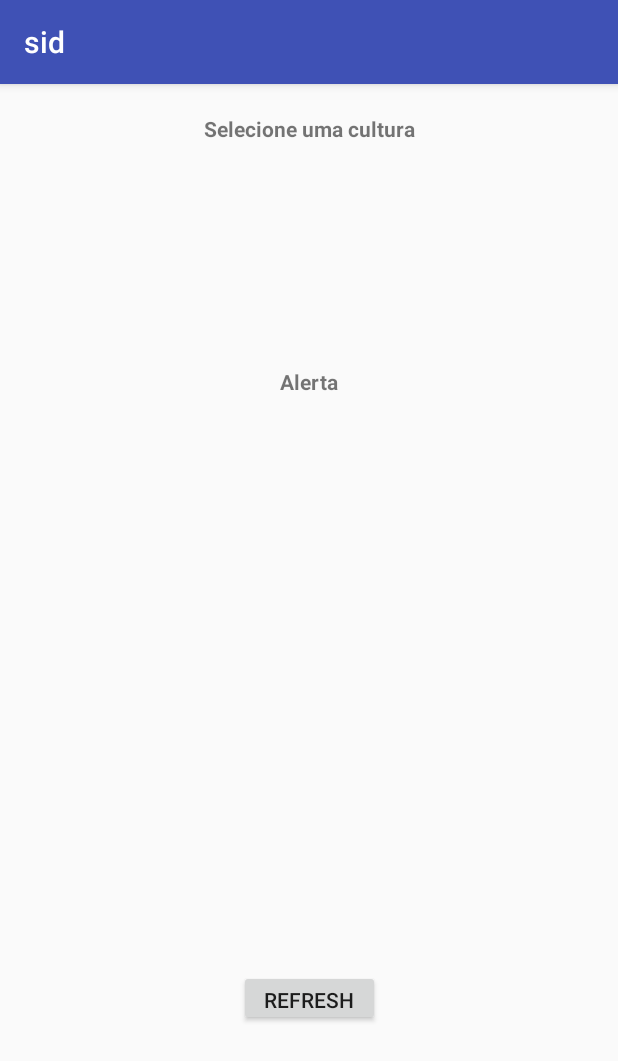
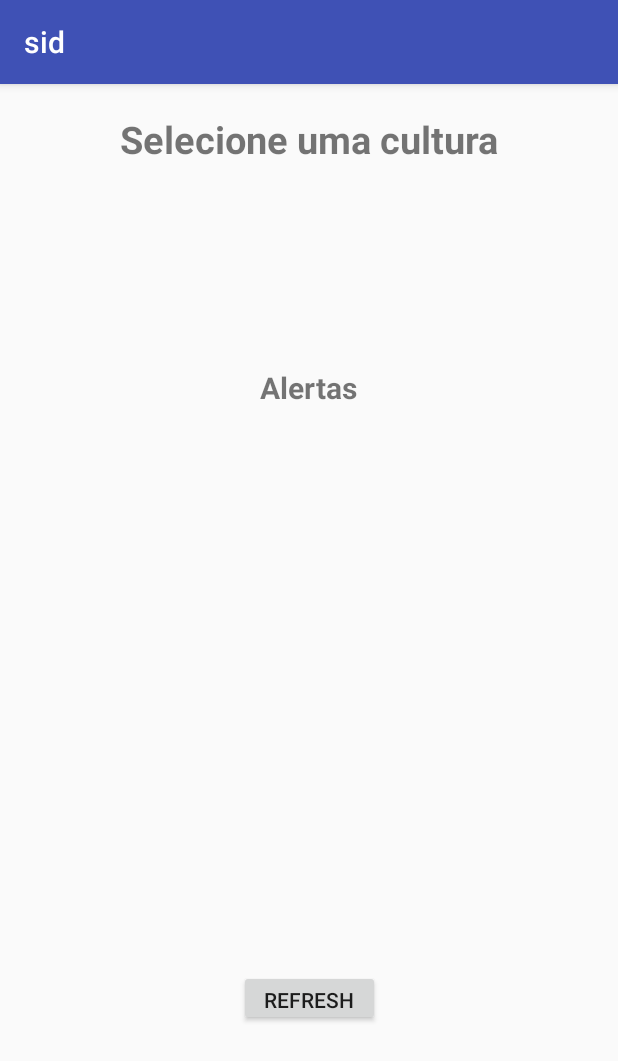
Before and after one commit to bjngs-iscteiul/android, an Android app: the AlertasActivity screen opened directly, with no data from a screen before it, on a phone screen of 412 x 824 dp. Shown: the top 1061 px of the screen. Run offline under Robolectric (Android 15) with nearby library versions, the phone set to English and light mode, and no system bars.

```diff
--- a/app/src/main/res/layout/activity_alertas.xml
+++ b/app/src/main/res/layout/activity_alertas.xml
@@ -18,6 +18,7 @@
         android:layout_marginTop="8dp"
         android:text="Selecione uma cultura"
         android:textStyle="bold"
+        android:textSize="25dp"
         app:layout_constraintBottom_toBottomOf="parent"
         app:layout_constraintEnd_toEndOf="parent"
         app:layout_constraintHorizontal_bias="0.502"
@@ -42,12 +43,6 @@
         app:layout_constraintTop_toTopOf="parent"
         app:layout_constraintVertical_bias="0.493">
 
-        <HorizontalScrollView
-            android:layout_width="match_parent"
-            android:layout_height="wrap_content"
-            tools:layout_editor_absoluteX="8dp"
-            tools:layout_editor_absoluteY="9dp">
-
             <LinearLayout
                 android:layout_width="match_parent"
                 android:layout_height="match_parent"
@@ -69,14 +64,15 @@
                             android:layout_height="wrap_content"
                             android:gravity="center"
                             android:padding="16dp"
-                            android:text="Alerta"
+                            android:text="Alertas"
                             android:textStyle="bold"
+                            android:textSize="20dp"
                             tools:layout_editor_absoluteX="190dp"
                             tools:layout_editor_absoluteY="46dp" />
+
                     </TableRow>
                 </TableLayout>
             </LinearLayout>
-        </HorizontalScrollView>
     </ScrollView>
 
     <Button
```
Also changed, not shown: app/src/main/java/inducesmile/com/sid/App/AlertasActivity.java (+10 -18 lines), app/src/main/res/layout/activity_login.xml (+6 -8 lines), app/src/main/res/layout/activity_main.xml (+9 -7 lines).
